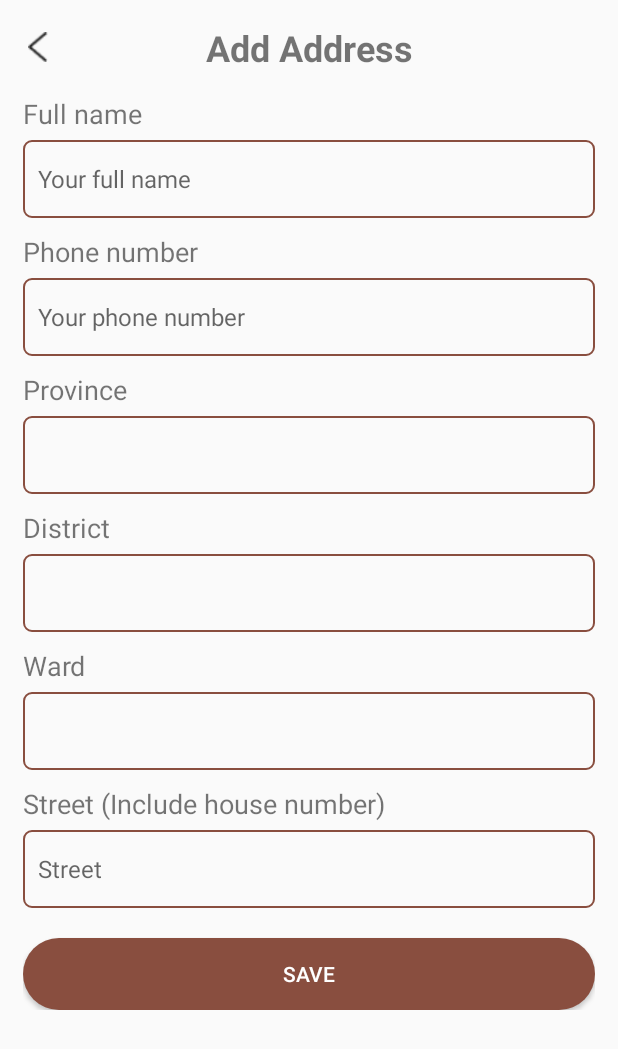
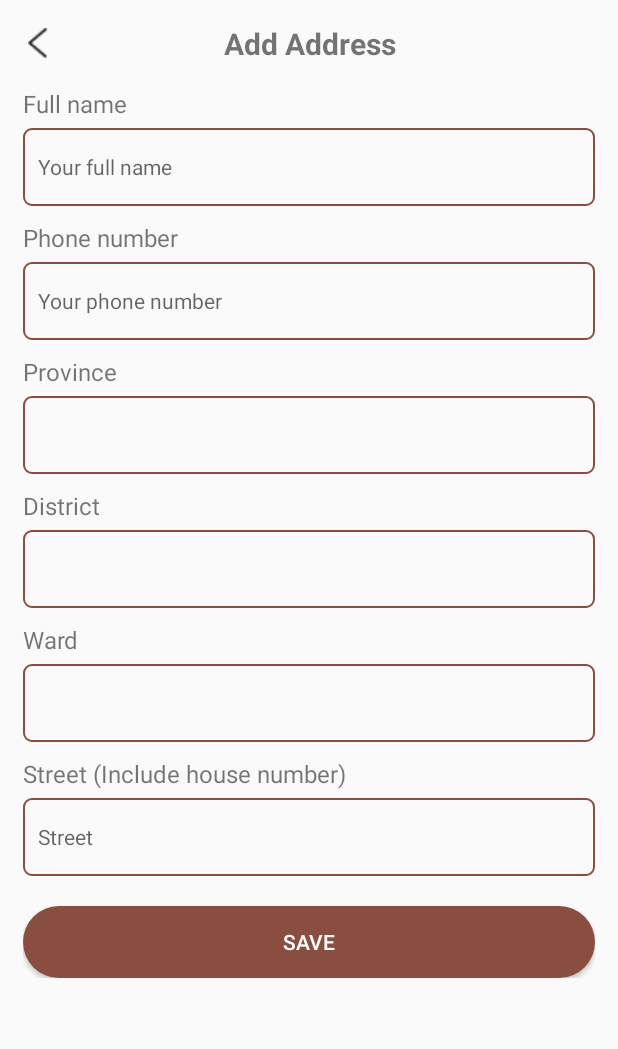
Before and after one commit to thuydung180/LaFavor2024, an Android app: the screen it shows after launch (MyAddressAdd), on a phone screen of 412 x 824 dp. Shown: the top 1049 px of the screen. Run offline under Robolectric (Android 15) with nearby library versions, the phone set to English and light mode, and no system bars.

Commit message:
font size fix

```diff
--- a/app/src/main/res/layout/activity_my_address_add.xml
+++ b/app/src/main/res/layout/activity_my_address_add.xml
@@ -41,7 +41,7 @@
                     android:layout_height="wrap_content"
                     android:gravity="center"
                     android:text="@string/add_address"
-                    android:textSize="24sp"
+                    android:textSize="20sp"
                     android:textStyle="bold"
                     android:paddingEnd="20dp"
                     android:layout_weight="9"/>
@@ -52,7 +52,7 @@
                 android:layout_width="match_parent"
                 android:layout_height="wrap_content"
                 android:text="@string/full_name"
-                android:textSize="18sp"
+                android:textSize="16sp"
                 android:layout_marginTop="15dp"
                 android:layout_marginBottom="5dp"/>
 
@@ -63,7 +63,7 @@
                 android:background="@drawable/custom_shape_edt"
                 android:hint="@string/edt_full_name"
                 android:paddingHorizontal="10dp"
-                android:textSize="16sp"
+                android:textSize="14sp"
                 android:inputType="text"/>
 
             <TextView
@@ -71,7 +71,7 @@
                 android:layout_width="match_parent"
                 android:layout_height="wrap_content"
                 android:text="@string/phone_number"
-                android:textSize="18sp"
+                android:textSize="16sp"
                 android:layout_marginTop="10dp"
                 android:layout_marginBottom="5dp"/>
 
@@ -82,7 +82,7 @@
                 android:background="@drawable/custom_shape_edt"
                 android:hint="@string/edt_phone_numb"
                 android:paddingHorizontal="10dp"
-                android:textSize="16sp"
+                android:textSize="14sp"
                 android:inputType="text"/>
 
             <TextView
@@ -90,12 +90,13 @@
                 android:layout_width="match_parent"
                 android:layout_height="wrap_content"
                 android:text="@string/province"
-                android:textSize="18sp"
+                android:textSize="16sp"
                 android:layout_marginTop="10dp"
                 android:layout_marginBottom="5dp"/>
 
             <Spinner
                 android:id="@+id/spnProvince"
+                android:accessibilityPaneTitle="Choose Province"
                 android:layout_width="match_parent"
                 android:layout_height="52dp"
                 android:background="@drawable/custom_shape_edt" />
@@ -105,7 +106,7 @@
                 android:layout_width="match_parent"
                 android:layout_height="wrap_content"
                 android:text="@string/district"
-                android:textSize="18sp"
+                android:textSize="16sp"
                 android:layout_marginTop="10dp"
                 android:layout_marginBottom="5dp"/>
 
@@ -120,7 +121,7 @@
                 android:layout_width="match_parent"
                 android:layout_height="wrap_content"
                 android:text="@string/ward"
-                android:textSize="18sp"
+                android:textSize="16sp"
                 android:layout_marginTop="10dp"
                 android:layout_marginBottom="5dp"/>
 
@@ -135,7 +136,7 @@
                 android:layout_width="match_parent"
                 android:layout_height="wrap_content"
                 android:text="@string/street"
-                android:textSize="18sp"
+                android:textSize="16sp"
                 android:layout_marginTop="10dp"
                 android:layout_marginBottom="5dp"/>
 
@@ -146,7 +147,7 @@
                 android:background="@drawable/custom_shape_edt"
                 android:hint="Street"
                 android:paddingHorizontal="10dp"
-                android:textSize="16sp"
+                android:textSize="14sp"
                 android:inputType="text"/>
 
             <Button
```
